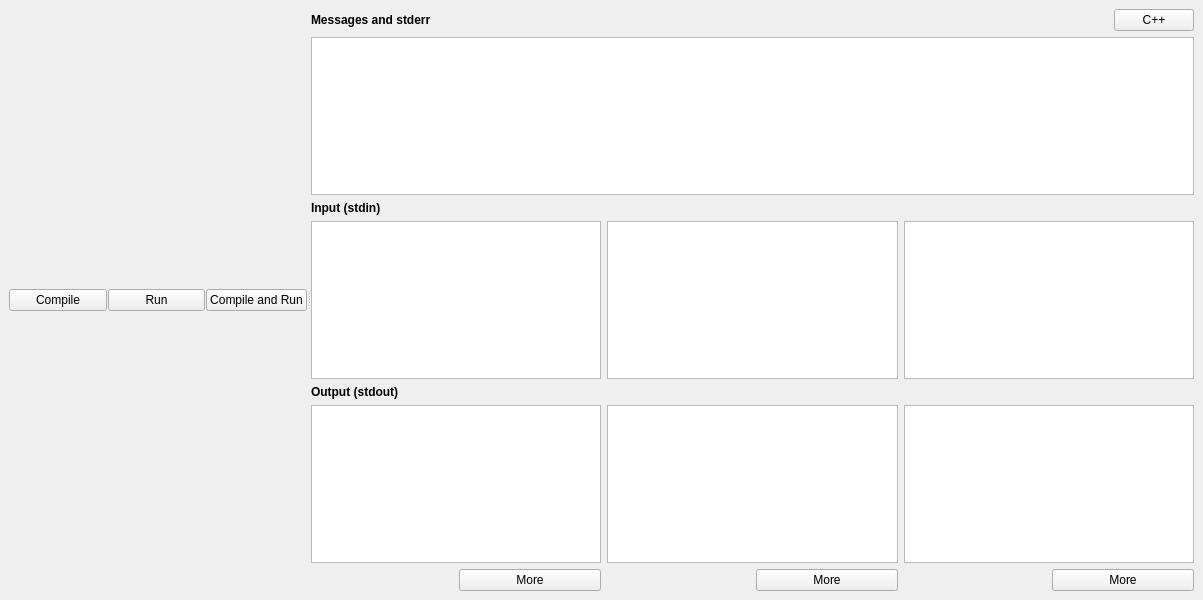
The window that ui/mainwindow.ui (cpeditor/cpeditor) describes before a commit, drawn with Qt 5.
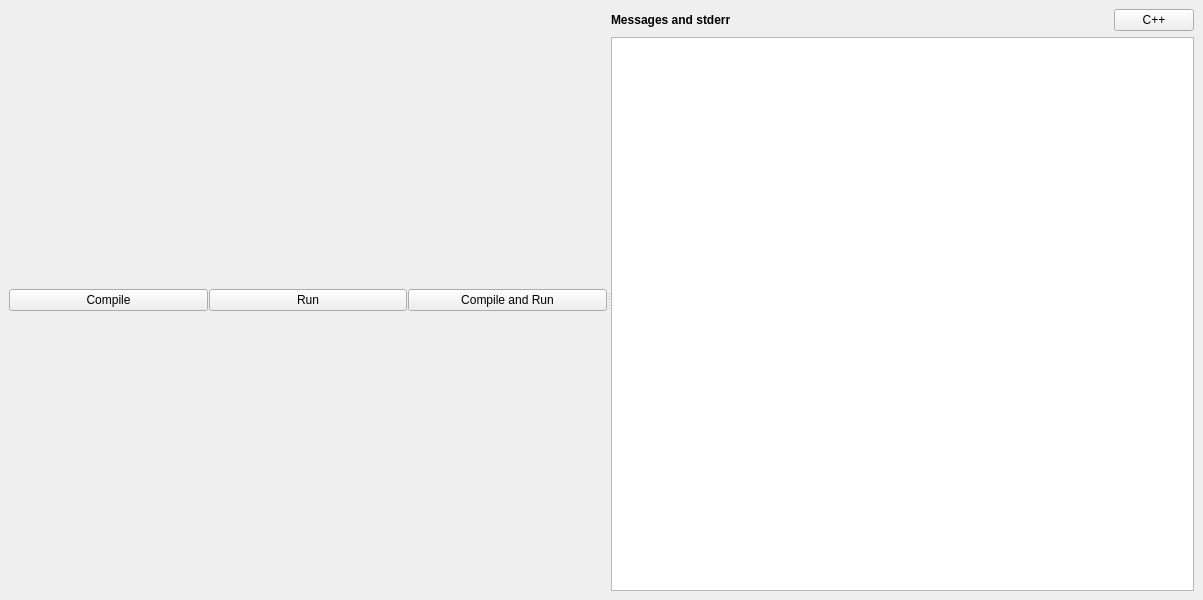
The same window after the commit.

Commit message:
feat & refactor: Flexible number of test cases & new Diff Viewer
1. Now you can add / delete test cases. This caused a big refactor.

2. Use Google diff-match-patch for Diff Viewer. It's slightly modified —
   QCharRef::toAscii() caused compilaion error, so I replaced it with
   toLatin1().

Diff of the .ui file:
```diff
--- a/ui/mainwindow.ui
+++ b/ui/mainwindow.ui
@@ -117,7 +117,7 @@
           <item>
            <widget class="QTextBrowser" name="compiler_edit">
             <property name="sizePolicy">
-             <sizepolicy hsizetype="Expanding" vsizetype="Expanding">
+             <sizepolicy hsizetype="Expanding" vsizetype="Preferred">
               <horstretch>0</horstretch>
               <verstretch>0</verstretch>
              </sizepolicy>
@@ -128,245 +128,7 @@
            </widget>
           </item>
           <item>
-           <widget class="QLabel" name="input_text">
-            <property name="font">
-             <font>
-              <weight>75</weight>
-              <bold>true</bold>
-             </font>
-            </property>
-            <property name="text">
-             <string>Input (stdin)</string>
-            </property>
-           </widget>
-          </item>
-          <item>
-           <layout class="QHBoxLayout" name="input">
-            <item>
-             <widget class="QPlainTextEdit" name="in1">
-              <property name="sizePolicy">
-               <sizepolicy hsizetype="Expanding" vsizetype="Expanding">
-                <horstretch>0</horstretch>
-                <verstretch>0</verstretch>
-               </sizepolicy>
-              </property>
-              <property name="contextMenuPolicy">
-               <enum>Qt::CustomContextMenu</enum>
-              </property>
-             </widget>
-            </item>
-            <item>
-             <widget class="QPlainTextEdit" name="in2">
-              <property name="sizePolicy">
-               <sizepolicy hsizetype="Expanding" vsizetype="Expanding">
-                <horstretch>0</horstretch>
-                <verstretch>0</verstretch>
-               </sizepolicy>
-              </property>
-              <property name="contextMenuPolicy">
-               <enum>Qt::CustomContextMenu</enum>
-              </property>
-             </widget>
-            </item>
-            <item>
-             <widget class="QPlainTextEdit" name="in3">
-              <property name="sizePolicy">
-               <sizepolicy hsizetype="Expanding" vsizetype="Expanding">
-                <horstretch>0</horstretch>
-                <verstretch>0</verstretch>
-               </sizepolicy>
-              </property>
-              <property name="contextMenuPolicy">
-               <enum>Qt::CustomContextMenu</enum>
-              </property>
-             </widget>
-            </item>
-           </layout>
-          </item>
-          <item>
-           <widget class="QLabel" name="output_text">
-            <property name="font">
-             <font>
-              <weight>75</weight>
-              <bold>true</bold>
-             </font>
-            </property>
-            <property name="text">
-             <string>Output (stdout)</string>
-            </property>
-           </widget>
-          </item>
-          <item>
-           <layout class="QHBoxLayout" name="output">
-            <item>
-             <layout class="QVBoxLayout" name="verticalLayout">
-              <item>
-               <widget class="QPlainTextEdit" name="out1">
-                <property name="sizePolicy">
-                 <sizepolicy hsizetype="Expanding" vsizetype="Expanding">
-                  <horstretch>0</horstretch>
-                  <verstretch>0</verstretch>
-                 </sizepolicy>
-                </property>
-                <property name="contextMenuPolicy">
-                 <enum>Qt::CustomContextMenu</enum>
-                </property>
-                <property name="readOnly">
-                 <bool>true</bool>
-                </property>
-               </widget>
-              </item>
-              <item>
-               <layout class="QHBoxLayout" name="horizontalLayout_3">
-                <item>
-                 <widget class="QLabel" name="out1_verdict">
-                  <property name="sizePolicy">
-                   <sizepolicy hsizetype="Minimum" vsizetype="Preferred">
-                    <horstretch>0</horstretch>
-                    <verstretch>0</verstretch>
-                   </sizepolicy>
-                  </property>
-                  <property name="font">
-                   <font>
-                    <weight>75</weight>
-                    <bold>true</bold>
-                   </font>
-                  </property>
-                  <property name="text">
-                   <string/>
-                  </property>
-                 </widget>
-                </item>
-                <item>
-                 <widget class="QPushButton" name="out1_diff">
-                  <property name="sizePolicy">
-                   <sizepolicy hsizetype="Ignored" vsizetype="Fixed">
-                    <horstretch>0</horstretch>
-                    <verstretch>0</verstretch>
-                   </sizepolicy>
-                  </property>
-                  <property name="text">
-                   <string>More</string>
-                  </property>
-                 </widget>
-                </item>
-               </layout>
-              </item>
-             </layout>
-            </item>
-            <item>
-             <layout class="QVBoxLayout" name="verticalLayout_2">
-              <item>
-               <widget class="QPlainTextEdit" name="out2">
-                <property name="sizePolicy">
-                 <sizepolicy hsizetype="Expanding" vsizetype="Expanding">
-                  <horstretch>0</horstretch>
-                  <verstretch>0</verstretch>
-                 </sizepolicy>
-                </property>
-                <property name="contextMenuPolicy">
-                 <enum>Qt::CustomContextMenu</enum>
-                </property>
-                <property name="readOnly">
-                 <bool>true</bool>
-                </property>
-               </widget>
-              </item>
-              <item>
-               <layout class="QHBoxLayout" name="horizontalLayout_4">
-                <item>
-                 <widget class="QLabel" name="out2_verdict">
-                  <property name="sizePolicy">
-                   <sizepolicy hsizetype="Minimum" vsizetype="Preferred">
-                    <horstretch>0</horstretch>
-                    <verstretch>0</verstretch>
-                   </sizepolicy>
-                  </property>
-                  <property name="font">
-                   <font>
-                    <weight>75</weight>
-                    <bold>true</bold>
-                   </font>
-                  </property>
-                  <property name="text">
-                   <string/>
-                  </property>
-                 </widget>
-                </item>
-                <item>
-                 <widget class="QPushButton" name="out2_diff">
-                  <property name="sizePolicy">
-                   <sizepolicy hsizetype="Ignored" vsizetype="Fixed">
-                    <horstretch>0</horstretch>
-                    <verstretch>0</verstretch>
-                   </sizepolicy>
-                  </property>
-                  <property name="text">
-                   <string>More</string>
-                  </property>
-                 </widget>
-                </item>
-               </layout>
-              </item>
-             </layout>
-            </item>
-            <item>
-             <layout class="QVBoxLayout" name="verticalLayout_3">
-              <item>
-               <widget class="QPlainTextEdit" name="out3">
-                <property name="sizePolicy">
-                 <sizepolicy hsizetype="Expanding" vsizetype="Expanding">
-                  <horstretch>0</horstretch>
-                  <verstretch>0</verstretch>
-                 </sizepolicy>
-                </property>
-                <property name="contextMenuPolicy">
-                 <enum>Qt::CustomContextMenu</enum>
-                </property>
-                <property name="readOnly">
-                 <bool>true</bool>
-                </property>
-               </widget>
-              </item>
-              <item>
-               <layout class="QHBoxLayout" name="horizontalLayout_5">
-                <item>
-                 <widget class="QLabel" name="out3_verdict">
-                  <property name="sizePolicy">
-                   <sizepolicy hsizetype="Minimum" vsizetype="Preferred">
-                    <horstretch>0</horstretch>
-                    <verstretch>0</verstretch>
-                   </sizepolicy>
-                  </property>
-                  <property name="font">
-                   <font>
-                    <weight>75</weight>
-                    <bold>true</bold>
-                   </font>
-                  </property>
-                  <property name="text">
-                   <string/>
-                  </property>
-                 </widget>
-                </item>
-                <item>
-                 <widget class="QPushButton" name="out3_diff">
-                  <property name="sizePolicy">
-                   <sizepolicy hsizetype="Ignored" vsizetype="Fixed">
-                    <horstretch>0</horstretch>
-                    <verstretch>0</verstretch>
-                   </sizepolicy>
-                  </property>
-                  <property name="text">
-                   <string>More</string>
-                  </property>
-                 </widget>
-                </item>
-               </layout>
-              </item>
-             </layout>
-            </item>
-           </layout>
+           <layout class="QVBoxLayout" name="test_cases_layout"/>
           </item>
          </layout>
         </item>
```
Left out of the diff: 3 changed lines with no effect on the pictures. The commit also changes 14 other files.
